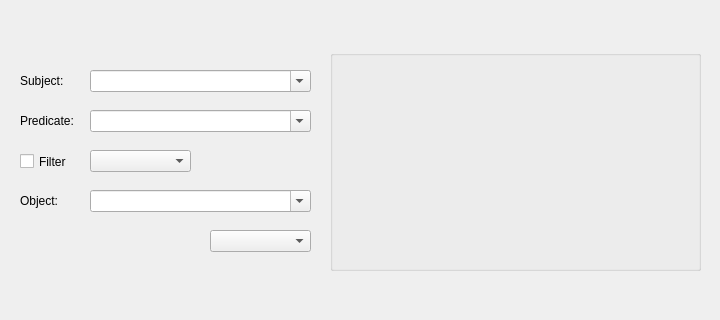
Qt form vqbinstancesform.ui (sarslanhan/vqb) before a commit.
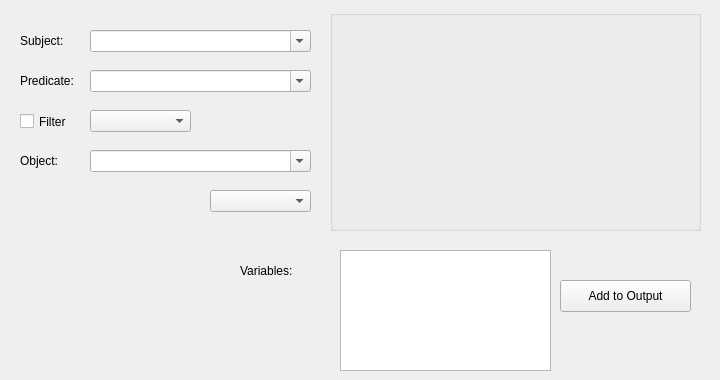
The same form after that commit. Custom widgets are drawn as their Qt base class.

Commit message: Added variable list to VqbInstancesForm

```diff
--- a/vqbinstancesform.ui
+++ b/vqbinstancesform.ui
@@ -7,7 +7,7 @@
     <x>0</x>
     <y>0</y>
     <width>720</width>
-    <height>320</height>
+    <height>380</height>
    </rect>
   </property>
   <property name="windowTitle">
@@ -17,7 +17,7 @@
    <property name="geometry">
     <rect>
      <x>10</x>
-     <y>50</y>
+     <y>10</y>
      <width>311</width>
      <height>221</height>
     </rect>
@@ -138,12 +138,48 @@
    <property name="geometry">
     <rect>
      <x>330</x>
-     <y>50</y>
+     <y>10</y>
      <width>371</width>
      <height>221</height>
     </rect>
    </property>
   </widget>
+  <widget class="QListWidget" name="listVars">
+   <property name="geometry">
+    <rect>
+     <x>340</x>
+     <y>250</y>
+     <width>211</width>
+     <height>121</height>
+    </rect>
+   </property>
+  </widget>
+  <widget class="KPushButton" name="buttonAddToOutput">
+   <property name="geometry">
+    <rect>
+     <x>560</x>
+     <y>280</y>
+     <width>131</width>
+     <height>32</height>
+    </rect>
+   </property>
+   <property name="text">
+    <string>Add to Output</string>
+   </property>
+  </widget>
+  <widget class="QLabel" name="label">
+   <property name="geometry">
+    <rect>
+     <x>240</x>
+     <y>260</y>
+     <width>78</width>
+     <height>22</height>
+    </rect>
+   </property>
+   <property name="text">
+    <string>Variables:</string>
+   </property>
+  </widget>
  </widget>
  <customwidgets>
   <customwidget>
@@ -156,6 +192,11 @@
    <extends>QGroupBox</extends>
    <header>keditlistbox.h</header>
   </customwidget>
+  <customwidget>
+   <class>KPushButton</class>
+   <extends>QPushButton</extends>
+   <header>kpushbutton.h</header>
+  </customwidget>
  </customwidgets>
  <tabstops>
   <tabstop>cbSubject</tabstop>
```
The commit also changes 6 other files.
